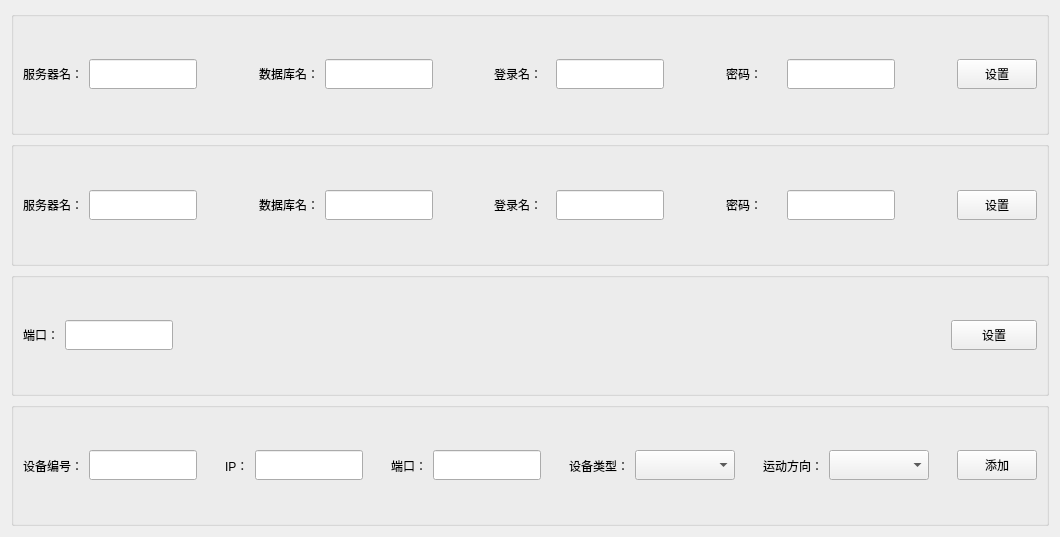
First picture: the form in ConfigForm.ui, repository qqsskk/AgvCtrlSys, before the edit.
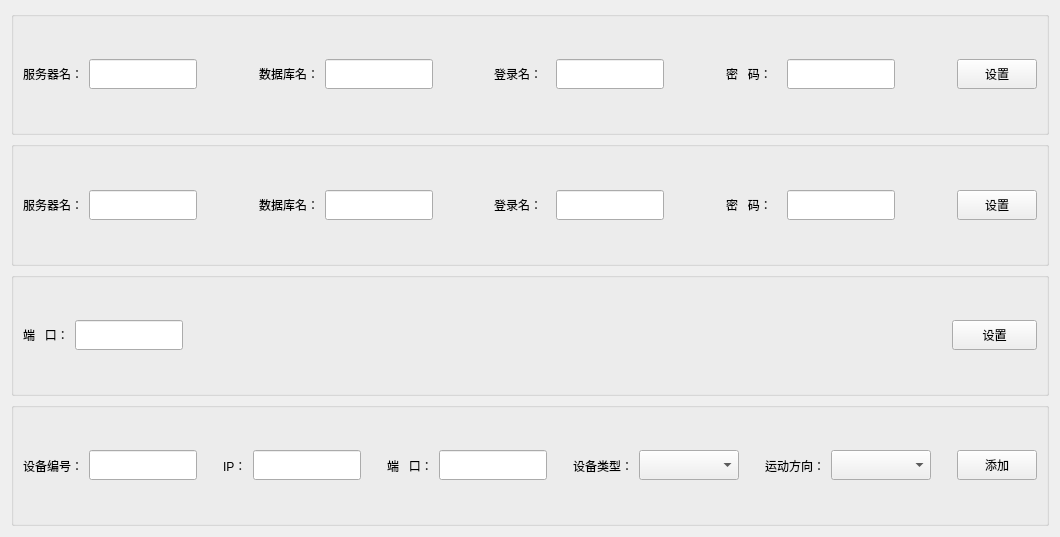
Second picture: the form after the edit. Custom widgets are drawn as their Qt base class.

```diff
--- a/ConfigForm.ui
+++ b/ConfigForm.ui
@@ -41,7 +41,7 @@
          </sizepolicy>
         </property>
         <property name="text">
-         <string>密码：</string>
+         <string>密   码：</string>
         </property>
        </widget>
       </item>
@@ -249,7 +249,7 @@
          </sizepolicy>
         </property>
         <property name="text">
-         <string>密码：</string>
+         <string>密   码：</string>
         </property>
        </widget>
       </item>
@@ -490,7 +490,7 @@
       <item row="0" column="0">
        <widget class="LabelEx" name="label_7">
         <property name="text">
-         <string>端口：</string>
+         <string>端   口：</string>
         </property>
        </widget>
       </item>
@@ -585,7 +585,7 @@
         </property>
         <property name="minimumSize">
          <size>
-          <width>0</width>
+          <width>80</width>
           <height>30</height>
          </size>
         </property>
@@ -808,7 +808,7 @@
          </sizepolicy>
         </property>
         <property name="text">
-         <string>端口：</string>
+         <string>端   口：</string>
         </property>
        </widget>
       </item>
@@ -863,6 +863,12 @@
   </layout>
  </widget>
  <customwidgets>
+  <customwidget>
+   <class>GroupBoxEx</class>
+   <extends>QGroupBox</extends>
+   <header>GroupBoxEx.h</header>
+   <container>1</container>
+  </customwidget>
   <customwidget>
    <class>LineEditEx</class>
    <extends>QLineEdit</extends>
@@ -878,12 +884,6 @@
    <extends>QLabel</extends>
    <header>LabelEx.h</header>
   </customwidget>
-  <customwidget>
-   <class>GroupBoxEx</class>
-   <extends>QGroupBox</extends>
-   <header>GroupBoxEx.h</header>
-   <container>1</container>
-  </customwidget>
   <customwidget>
    <class>ComboBoxEx</class>
    <extends>QComboBox</extends>
```
Left out of the diff: 6 changed lines with no effect on the pictures.
